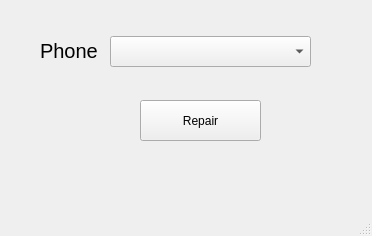
This is tiendaMoviles/mainwindow.ui in ChristopherCousin/PhoneShop as Qt 5 draws it before an edit. The edited form follows.
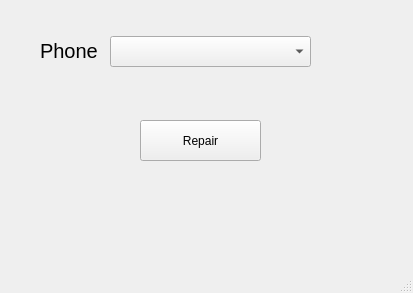
This is the edited form.

What changed in the file:
```diff
--- a/tiendaMoviles/mainwindow.ui
+++ b/tiendaMoviles/mainwindow.ui
@@ -6,8 +6,8 @@
    <rect>
     <x>0</x>
     <y>0</y>
-    <width>372</width>
-    <height>236</height>
+    <width>413</width>
+    <height>293</height>
    </rect>
   </property>
   <property name="windowTitle">
@@ -18,7 +18,7 @@
     <property name="geometry">
      <rect>
       <x>140</x>
-      <y>100</y>
+      <y>120</y>
       <width>121</width>
       <height>41</height>
      </rect>
```
Left out of the diff: 2 changed lines with no effect on the pictures.
